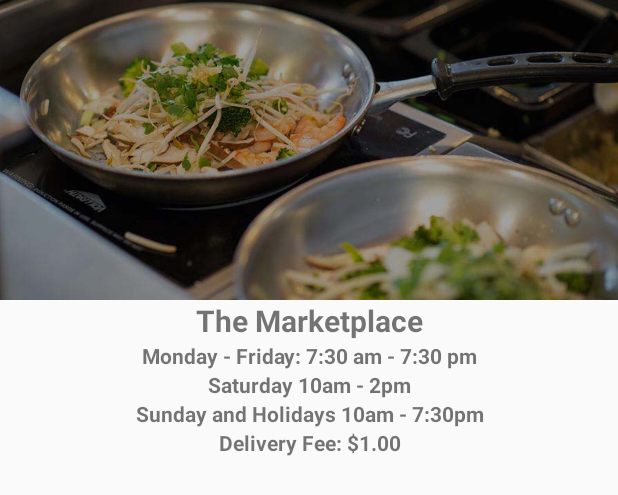
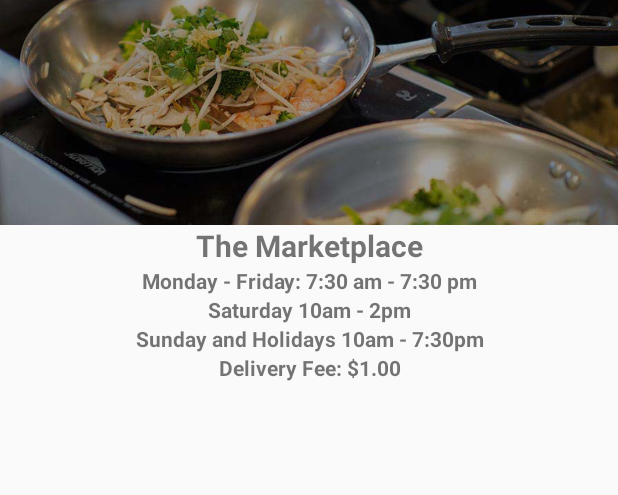
Before and after one commit to figueroaluis/DormDash, an Android app: the layout fragment_marketplace.xml on its own in the app's theme, with its tools: preview values and no code run, on a phone screen of 412 x 824 dp. Shown: the top 495 px of the screen. Run offline under Robolectric (Android 15) with nearby library versions, the phone set to English and light mode, and no system bars.

Commit message:
updated detail mp

```diff
--- a/Server Info/Login_Register/src/main/java/MyServer/UserController.java
+++ b/Server Info/Login_Register/src/main/java/MyServer/UserController.java
@@ -43,6 +43,8 @@ public class UserController {
 			digest = MessageDigest.getInstance("SHA-256"); //digest algorithm set to SHA-256
             //Converts the password to SHA-256 bytes. Then the bytes are converted to hexadecimal with the helper method written below
 			hashedKey = bytesToHex(digest.digest(password.getBytes("UTF-8")));
+			System.out.println(hashedKey);
+
 
 		}catch(Exception e) {
 
--- a/app/src/main/java/com/figueroaluis/dormdash/FragmentLogSign.java
+++ b/app/src/main/java/com/figueroaluis/dormdash/FragmentLogSign.java
@@ -86,8 +86,10 @@ public class FragmentLogSign extends Fragment implements View.OnClickListener, V
             if(signUpMode){
 
 
+//            client.post("http://3.14.49.112:80/register", params, new AsyncHttpResponseHandler() {
             client.post("http://10.0.2.2:80/register", params, new AsyncHttpResponseHandler() {
-                @Override
+
+                    @Override
                 public void onStart() {
                     // called before request is started
                     System.out.println("STARTED");
@@ -121,7 +123,7 @@ public class FragmentLogSign extends Fragment implements View.OnClickListener, V
 
 
                 client.get("http://10.0.2.2:80/login", params, new AsyncHttpResponseHandler() {
-
+//                client.get("http://3.14.49.112:80/login", params, new AsyncHttpResponseHandler() {
                     @Override
                     public void onStart() {
                         // called before request is started
--- a/app/src/main/res/layout/fragment_marketplace.xml
+++ b/app/src/main/res/layout/fragment_marketplace.xml
@@ -9,7 +9,7 @@
     <ImageView
         android:id="@+id/market_place_image"
         android:layout_width="match_parent"
-        android:layout_height='200sp'
+        android:layout_height="150dp"
         android:scaleType="centerCrop"
 
         android:src="@drawable/market_place_pic"
@@ -62,6 +62,15 @@
         android:textAlignment="center"
         android:textStyle="bold"
         app:layout_constraintTop_toBottomOf="@+id/hour3_text" />
+    <ListView
+        android:id="@+id/items_text"
+        android:layout_width="match_parent"
+        android:layout_height="wrap_content"
+        app:layout_constraintTop_toBottomOf="@+id/price_text"
+        />
+
+
+
 
 
 </android.support.constraint.ConstraintLayout>
```
Also changed, not shown: 2 other files.
